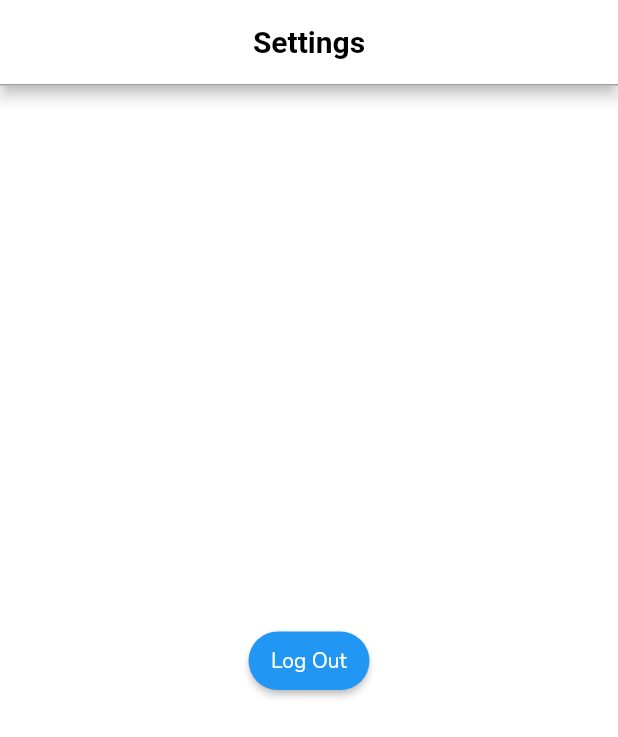
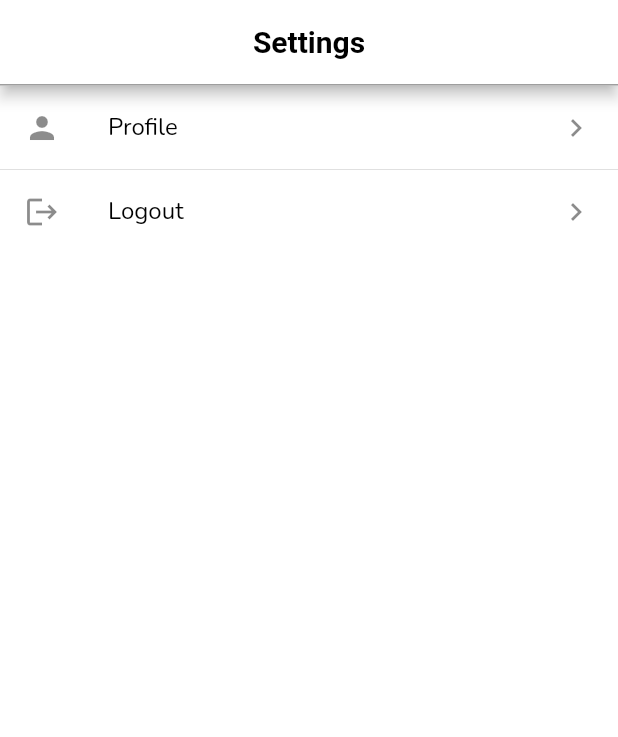
Before and after one commit to mingjunsiek/clinic_q, a Flutter app: the SettingPage screen opened directly, on a phone screen of 412 x 824 dp. Shown: the top 737 px of the screen. Run offline on Flutter 3.47's test engine with Material 2 defaults, Android fonts, the phone set to English and light mode, and no system bars; our stand-ins replace animated_splash_screen, cloud_firestore, firebase_auth, firebase_core, get, google_maps_flutter and 3 more; accounts and stored records are empty.

Commit message:
Settings V2
Fix Merge

```diff
--- a/lib/views/setting_page.dart
+++ b/lib/views/setting_page.dart
@@ -14,8 +14,6 @@ class SettingPage extends StatefulWidget {
 class _SettingPageState extends State<SettingPage> {
   @override
   Widget build(BuildContext context) {
-    final userController = Get.find<UserController>();
-
     return Container(
       child: SafeArea(
         child: Scaffold(
@@ -35,27 +33,21 @@ class _SettingPageState extends State<SettingPage> {
                   preferredSize: Size.fromHeight(1.0)),
             ),
             // body: _settingsView(),
-          body: Center(
-            child: Column(
-              mainAxisAlignment: MainAxisAlignment.center,
-              children: [
-                ElevatedButton(
-                  onPressed: () async {
-                    await userController.logout();
-                    Get.offAll(LoginPage());
-                  },
-                  child: Text("Log Out"),
-                ),
-              ],
-            ),
-          ),
-        ),
+            body: SettingsView()),
       ),
     );
   }
 }
 
+class SettingsView extends StatelessWidget {
+  @override
+  Widget build(BuildContext context) {
+    return _settingsView(context);
+  }
+}
+
 Widget _settingsView(BuildContext context) {
+  final userController = Get.find<UserController>();
   return ListView(
     children: ListTile.divideTiles(
       context: context,
@@ -83,8 +75,9 @@ Widget _settingsView(BuildContext context) {
             'Logout',
             style: TextStyle(color: Colors.black),
           ),
-          onTap: () {
-            print('Logout');
+          onTap: () async {
+            await userController.logout();
+            Get.offAll(LoginPage());
           },
         ),
       ],
--- a/lib/views/taskbar.dart
+++ b/lib/views/taskbar.dart
@@ -1,4 +1,5 @@
 import 'package:clinic_q/views/google_map.dart';
+import 'package:clinic_q/views/profile_page.dart';
 import 'package:clinic_q/views/setting_page.dart';
 import 'package:clinic_q/utils/constants.dart';
 import 'package:flutter/material.dart';
@@ -15,6 +16,7 @@ class _TaskBarScreenState extends State<TaskBarScreen> {
   List<Widget> pageList = <Widget>[
     MapScreen(),
     SettingPage(),
+    ProfilePage(),
   ];
   @override
   Widget build(BuildContext context) {
```
Also changed, not shown: lib/views/personal_info_page.dart (+9 -5 lines). Lines whose indentation alone changed are shown as unchanged.
